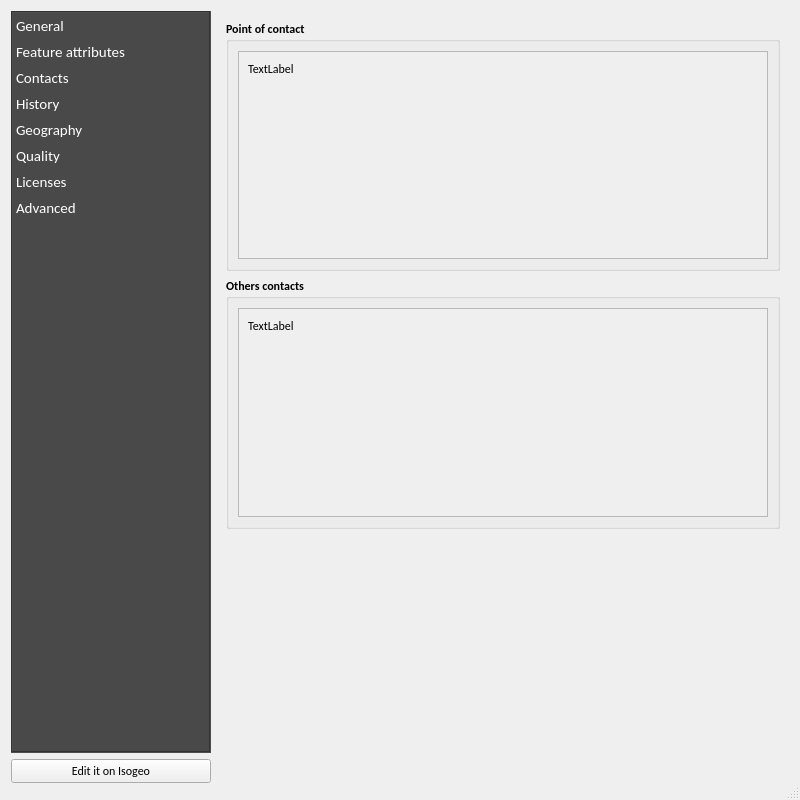
Qt form ui/metadata/ui_md_details.ui (isogeo/isogeo-plugin-qgis) before a commit.
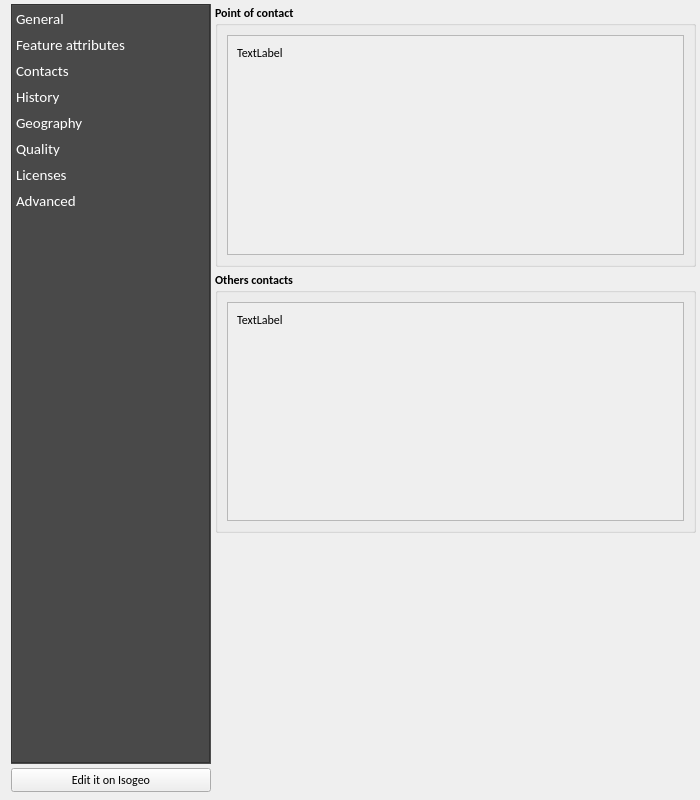
The same form after that commit. The open tabs and pages were chosen to show the change. Icons and pictures are not drawn. Custom widgets are drawn as their Qt base class.

Commit message: #448 decrease Layouts margin and spacing

Diff of the .ui file:
```diff
--- a/ui/metadata/ui_md_details.ui
+++ b/ui/metadata/ui_md_details.ui
@@ -9,19 +9,25 @@
    <rect>
     <x>0</x>
     <y>0</y>
-    <width>800</width>
+    <width>700</width>
     <height>800</height>
    </rect>
   </property>
+  <property name="sizePolicy">
+   <sizepolicy hsizetype="Fixed" vsizetype="Fixed">
+    <horstretch>0</horstretch>
+    <verstretch>0</verstretch>
+   </sizepolicy>
+  </property>
   <property name="minimumSize">
    <size>
-    <width>800</width>
-    <height>550</height>
+    <width>700</width>
+    <height>800</height>
    </size>
   </property>
   <property name="maximumSize">
    <size>
-    <width>16777215</width>
+    <width>700</width>
     <height>800</height>
    </size>
   </property>
@@ -42,11 +48,26 @@
    <locale language="English" country="UnitedStates"/>
   </property>
   <property name="sizeGripEnabled">
-   <bool>true</bool>
+   <bool>false</bool>
   </property>
   <layout class="QGridLayout" name="gridLayout_2">
+   <property name="topMargin">
+    <number>4</number>
+   </property>
+   <property name="rightMargin">
+    <number>4</number>
+   </property>
+   <property name="bottomMargin">
+    <number>4</number>
+   </property>
+   <property name="spacing">
+    <number>4</number>
+   </property>
    <item row="0" column="1">
     <layout class="QVBoxLayout" name="verticalLayout_32">
+     <property name="spacing">
+      <number>4</number>
+     </property>
      <item>
       <widget class="QListWidget" name="li_menu">
        <property name="sizePolicy">
@@ -282,6 +303,9 @@
    </item>
    <item row="0" column="3" rowspan="2">
     <layout class="QVBoxLayout" name="verticalLayout_13">
+     <property name="spacing">
+      <number>4</number>
+     </property>
      <item>
       <widget class="QStackedWidget" name="stackedWidget">
        <property name="sizePolicy">
@@ -990,8 +1014,23 @@
           <height>16777215</height>
          </size>
         </property>
-        <layout class="QGridLayout" name="gridLayout_7">
-         <item row="0" column="0">
+        <layout class="QVBoxLayout" name="verticalLayout_34">
+         <property name="spacing">
+          <number>4</number>
+         </property>
+         <property name="leftMargin">
+          <number>0</number>
+         </property>
+         <property name="topMargin">
+          <number>0</number>
+         </property>
+         <property name="rightMargin">
+          <number>0</number>
+         </property>
+         <property name="bottomMargin">
+          <number>0</number>
+         </property>
+         <item>
           <widget class="QGroupBox" name="grp_pointof">
            <property name="maximumSize">
             <size>
@@ -1038,8 +1077,8 @@
                 <rect>
                  <x>0</x>
                  <y>0</y>
-                 <width>519</width>
-                 <height>194</height>
+                 <width>451</width>
+                 <height>217</height>
                 </rect>
                </property>
                <property name="maximumSize">
@@ -1101,7 +1140,7 @@
            </layout>
           </widget>
          </item>
-         <item row="1" column="0">
+         <item>
           <widget class="QGroupBox" name="groupBox">
            <property name="maximumSize">
             <size>
@@ -1140,8 +1179,8 @@
                 <rect>
                  <x>0</x>
                  <y>0</y>
-                 <width>519</width>
-                 <height>195</height>
+                 <width>451</width>
+                 <height>216</height>
                 </rect>
                </property>
                <property name="maximumSize">
@@ -1209,7 +1248,7 @@
            </layout>
           </widget>
          </item>
-         <item row="2" column="0">
+         <item>
           <spacer name="verticalSpacer_2">
            <property name="orientation">
             <enum>Qt::Vertical</enum>
```
Left out of the diff: 149 changed lines with no effect on the pictures. The commit also changes 1 other file.
